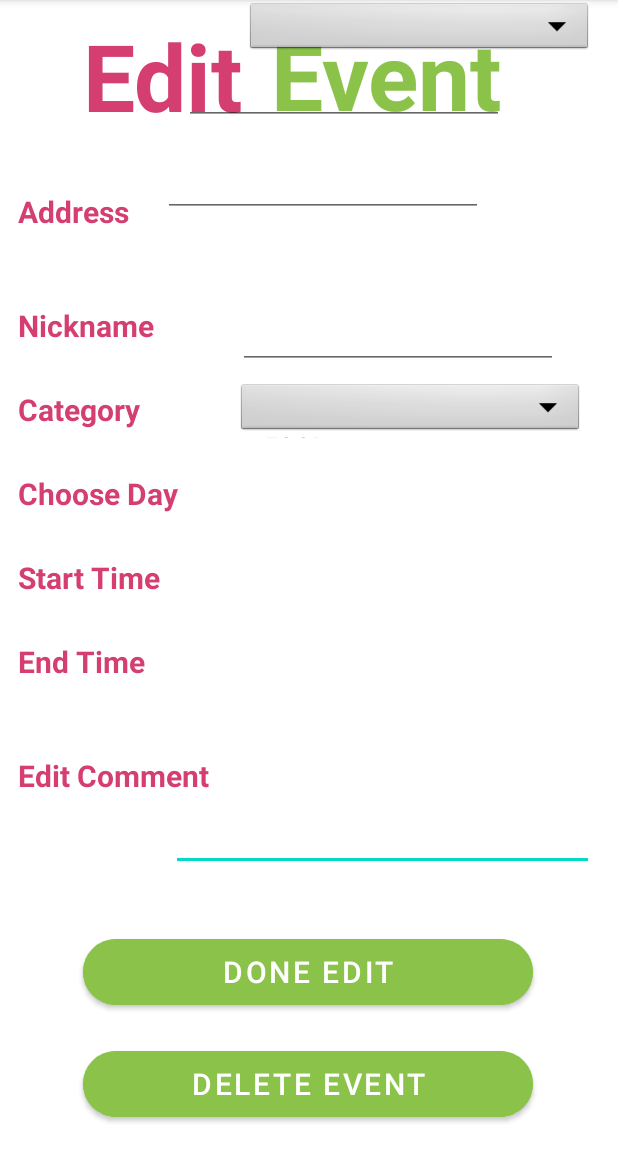
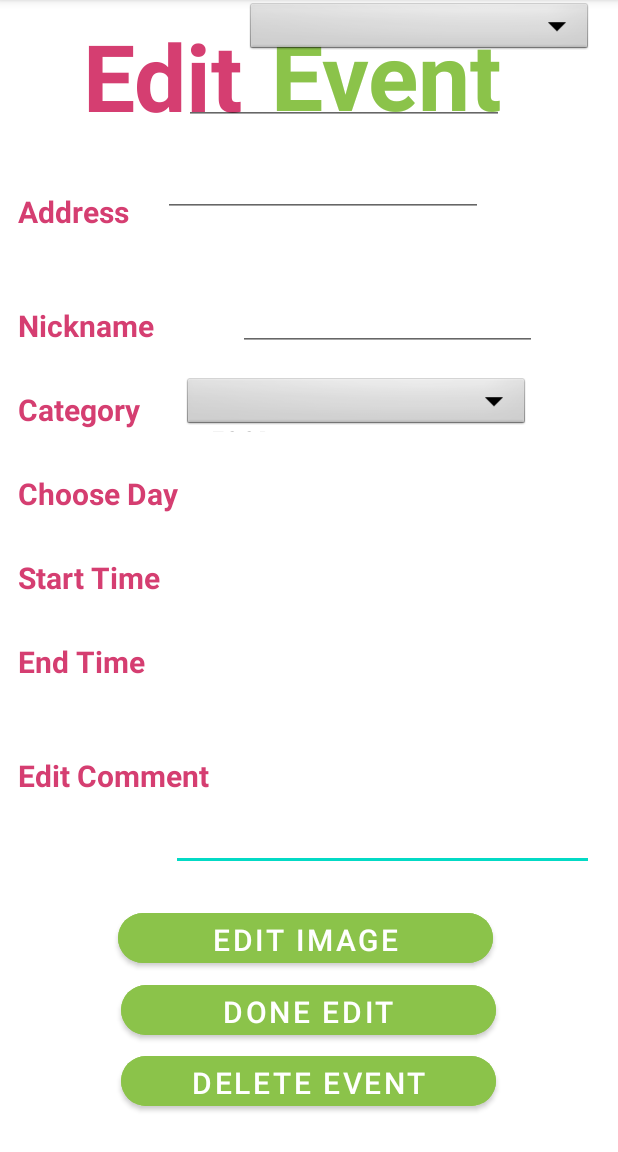
Before and after one commit to gadiFleischer/post-pc-final-project, an Android app: the EditEvent screen opened directly, with no data from a screen before it, on a phone screen of 412 x 824 dp, the part 84-1236 px from its top. Run offline under Robolectric (Android 15) with nearby library versions, the phone set to English and light mode, and no system bars; 10 statements that could not run were skipped.

Commit message:
added edit image button in edit event

```diff
--- a/app/src/main/java/com/example/tripplanner/EditEvent.java
+++ b/app/src/main/java/com/example/tripplanner/EditEvent.java
@@ -5,7 +5,6 @@ import android.app.TimePickerDialog;
 import android.content.Intent;
 import android.os.Build;
 import android.os.Bundle;
-import android.text.InputType;
 import android.widget.ArrayAdapter;
 import android.widget.Button;
 import android.widget.EditText;
@@ -24,7 +23,8 @@ import java.util.Calendar;
 
 public class EditEvent extends AppCompatActivity implements Serializable {
     Button deleteEditButton;
-    Button DoneEditButton;
+    Button doneEditButton;
+    Button editImageButton;
     TextView addressTitle;
     EditText nickNameEdit;
     EditText startTimeEdit;
@@ -44,7 +44,8 @@ public class EditEvent extends AppCompatActivity implements Serializable {
         setContentView(R.layout.edit_event_activty);
 
         deleteEditButton = findViewById(R.id.deleteEditButton);
-        DoneEditButton = findViewById(R.id.DoneEditButton);
+        doneEditButton = findViewById(R.id.DoneEditButton);
+        editImageButton = findViewById(R.id.editImageButton);
         Spinner categoryDropdown = findViewById(R.id.categorySpinnerEditEvent);
         addressTitle = findViewById(R.id.addressTitleEditEvent);
         nickNameEdit = findViewById(R.id.nickNameEditEditEvent);
@@ -91,7 +92,7 @@ public class EditEvent extends AppCompatActivity implements Serializable {
             this.myEvent.endTime=endTimeEdit.getText().toString();
         });
 
-        DoneEditButton.setOnClickListener(view -> {
+        doneEditButton.setOnClickListener(view -> {
             myEvent.category=myApp.getCategoryFromString(categoryDropdown.getSelectedItem().toString());
             myEvent.comment=this.commentEdit.getText().toString();
             myEvent.name=this.nickNameEdit.getText().toString();
@@ -141,5 +142,9 @@ public class EditEvent extends AppCompatActivity implements Serializable {
             this.startActivity(editMapActivity);
             finish();
         });
+        editImageButton.setOnClickListener(view -> {
+            Intent editMapActivity = new Intent(this, MyCameraActivity.class);
+            editMapActivity.putExtra("eventId", myEvent.id);
+        });
     }
 }
--- a/app/src/main/res/layout/edit_event_activty.xml
+++ b/app/src/main/res/layout/edit_event_activty.xml
@@ -40,10 +40,30 @@
         app:layout_constraintTop_toTopOf="parent"
         app:layout_constraintVertical_bias="0.012" />
 
+
+    <Button
+        android:id="@+id/editImageButton"
+        android:layout_width="250dp"
+        android:layout_height="45dp"
+        android:layout_gravity="center_horizontal"
+        android:backgroundTint="#8BC34A"
+        android:text="Edit Image"
+        android:textSize="20dp"
+        app:cornerRadius="28dp"
+        app:layout_constraintBottom_toBottomOf="parent"
+        app:layout_constraintEnd_toEndOf="parent"
+        app:layout_constraintHorizontal_bias="0.484"
+        app:layout_constraintLeft_toLeftOf="parent"
+        app:layout_constraintRight_toRightOf="parent"
+        app:layout_constraintStart_toStartOf="parent"
+        app:layout_constraintTop_toTopOf="parent"
+
+        app:layout_constraintVertical_bias="0.834" />
+
     <Button
         android:id="@+id/DoneEditButton"
-        android:layout_width="300dp"
-        android:layout_height="56dp"
+        android:layout_width="250dp"
+        android:layout_height="45dp"
         android:layout_gravity="center_horizontal"
         android:backgroundTint="#8BC34A"
         android:text="Done edit"
@@ -51,14 +71,13 @@
         app:cornerRadius="28dp"
         app:layout_constraintBottom_toBottomOf="parent"
         app:layout_constraintEnd_toEndOf="parent"
-        app:layout_constraintHorizontal_bias="0.495"
+        app:layout_constraintHorizontal_bias="0.496"
         app:layout_constraintLeft_toLeftOf="parent"
         app:layout_constraintRight_toRightOf="parent"
         app:layout_constraintStart_toStartOf="parent"
         app:layout_constraintTop_toTopOf="parent"
 
-        app:layout_constraintVertical_bias="0.871" />
-
+        app:layout_constraintVertical_bias="0.9" />
 
     <TextView
         android:id="@+id/addressTitleEditEvent"
@@ -96,10 +115,10 @@
 
     <EditText
         android:id="@+id/nickNameEditEditEvent"
-        android:layout_width="wrap_content"
-        android:layout_height="wrap_content"
+        android:layout_width="199dp"
+        android:layout_height="38dp"
         android:layout_marginStart="56dp"
-        android:layout_marginTop="176dp"
+        android:layout_marginTop="196dp"
         android:ems="10"
 
         android:focusableInTouchMode="false"
@@ -166,9 +185,9 @@
         android:id="@+id/categorySpinnerEditEvent"
         android:layout_width="231dp"
         android:layout_height="38dp"
-        android:layout_marginStart="64dp"
+        android:layout_marginStart="28dp"
 
-        android:layout_marginTop="8dp"
+        android:layout_marginTop="16dp"
         android:background="@android:drawable/btn_dropdown"
         android:paddingTop="60dp"
         android:spinnerMode="dropdown"
@@ -211,7 +230,7 @@
         app:layout_constraintBaseline_toBottomOf="@id/endTimeTitleEditEvent"
         app:layout_constraintStart_toStartOf="@id/endTimeTitleEditEvent"
 
-        />
+        tools:layout_editor_absoluteY="608dp" />
 
     <TextView
         android:id="@+id/startTimeTitleEditEvent"
@@ -243,8 +262,8 @@
 
     <Button
         android:id="@+id/deleteEditButton"
-        android:layout_width="300dp"
-        android:layout_height="56dp"
+        android:layout_width="250dp"
+        android:layout_height="45dp"
         android:layout_gravity="center_horizontal"
         android:backgroundTint="#8BC34A"
         android:text="Delete event"
@@ -253,10 +272,10 @@
 
         app:layout_constraintBottom_toBottomOf="parent"
         app:layout_constraintEnd_toEndOf="parent"
-        app:layout_constraintHorizontal_bias="0.495"
+        app:layout_constraintHorizontal_bias="0.496"
         app:layout_constraintLeft_toLeftOf="parent"
         app:layout_constraintRight_toRightOf="parent"
         app:layout_constraintStart_toStartOf="parent"
         app:layout_constraintTop_toTopOf="parent"
-        app:layout_constraintVertical_bias="0.976" />
+        app:layout_constraintVertical_bias="0.966" />
 </androidx.constraintlayout.widget.ConstraintLayout>
```
